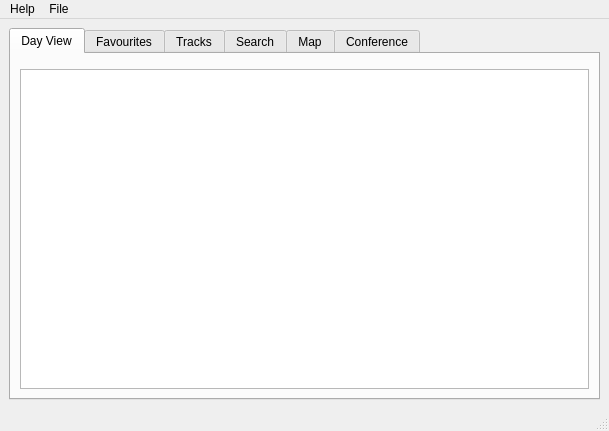
Above: src/gui/mainwindow.ui from edulix/confclerk before the change. Below: the same form after it.
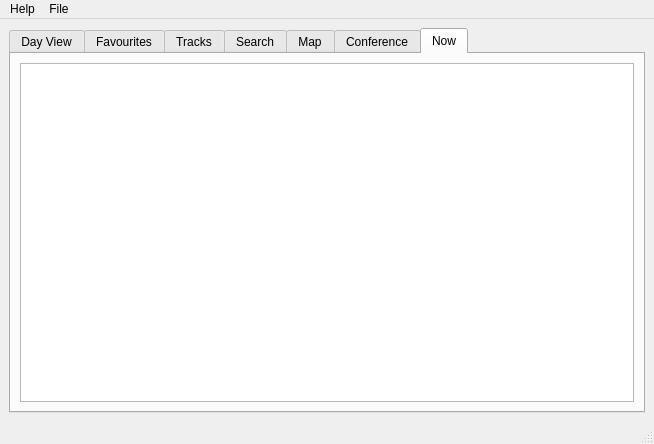
That is the form after the change. The open tabs and pages were chosen to show the change. Custom widgets are drawn as their Qt base class.

```diff
--- a/src/gui/mainwindow.ui
+++ b/src/gui/mainwindow.ui
@@ -5,8 +5,8 @@
    <rect>
     <x>0</x>
     <y>0</y>
-    <width>609</width>
-    <height>431</height>
+    <width>654</width>
+    <height>444</height>
    </rect>
   </property>
   <property name="minimumSize" >
@@ -321,6 +321,16 @@
         </item>
        </layout>
       </widget>
+      <widget class="QWidget" name="tab" >
+       <attribute name="title" >
+        <string>Now</string>
+       </attribute>
+       <layout class="QGridLayout" name="gridLayout_7" >
+        <item row="0" column="0" >
+         <widget class="TreeView" name="nowTreeView" />
+        </item>
+       </layout>
+      </widget>
      </widget>
     </item>
    </layout>
@@ -330,7 +340,7 @@
     <rect>
      <x>0</x>
      <y>0</y>
-     <width>609</width>
+     <width>654</width>
      <height>22</height>
     </rect>
    </property>
```
